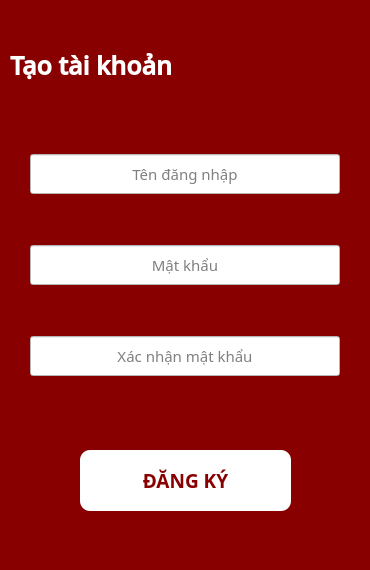
Old version of the form gui/qtDesginer_ui/signup.ui in the repository joslingg/Fourmenbarbershop_package.
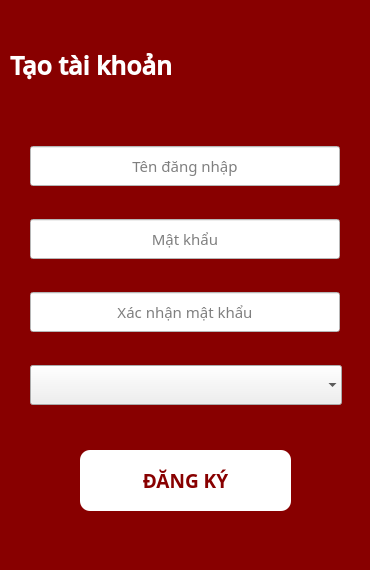
New version of the form. Icons and pictures are not drawn.

The edit to the form file:
```diff
--- a/gui/qtDesginer_ui/signup.ui
+++ b/gui/qtDesginer_ui/signup.ui
@@ -97,7 +97,7 @@
    <property name="geometry">
     <rect>
      <x>30</x>
-     <y>110</y>
+     <y>120</y>
      <width>312</width>
      <height>311</height>
     </rect>
@@ -217,6 +217,25 @@
       </property>
      </widget>
     </item>
+    <item>
+     <widget class="QComboBox" name="role_cbx">
+      <property name="minimumSize">
+       <size>
+        <width>310</width>
+        <height>40</height>
+       </size>
+      </property>
+      <property name="styleSheet">
+       <string notr="true">QComboBox{
+	background-color: none;
+}
+</string>
+      </property>
+      <property name="frame">
+       <bool>false</bool>
+      </property>
+     </widget>
+    </item>
    </layout>
   </widget>
   <widget class="QLabel" name="label_2">
```
Left out of the diff: 42 changed lines with no effect on the pictures.
